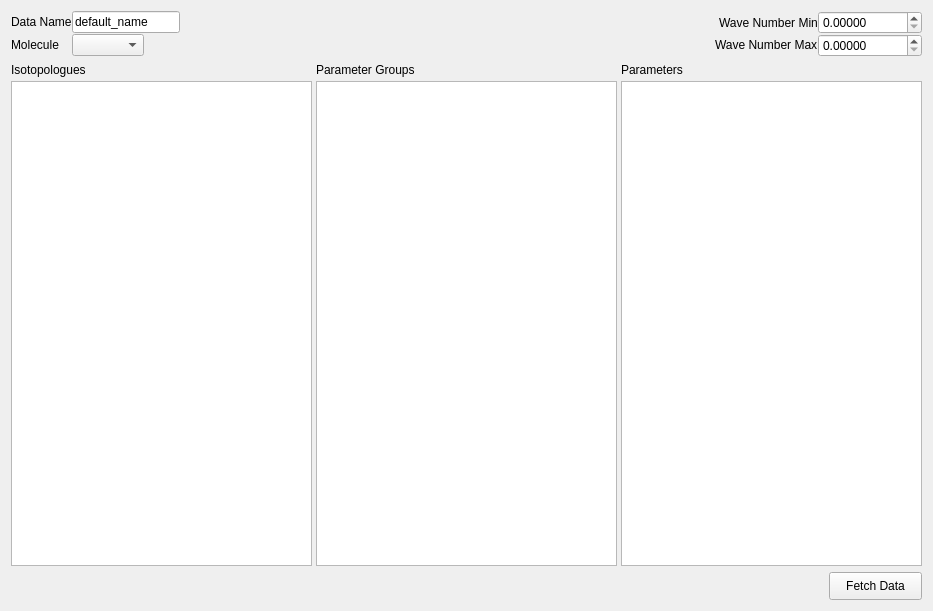
Qt form layouts/fetch_widget.ui (hitranonline/hapiest) before a commit.
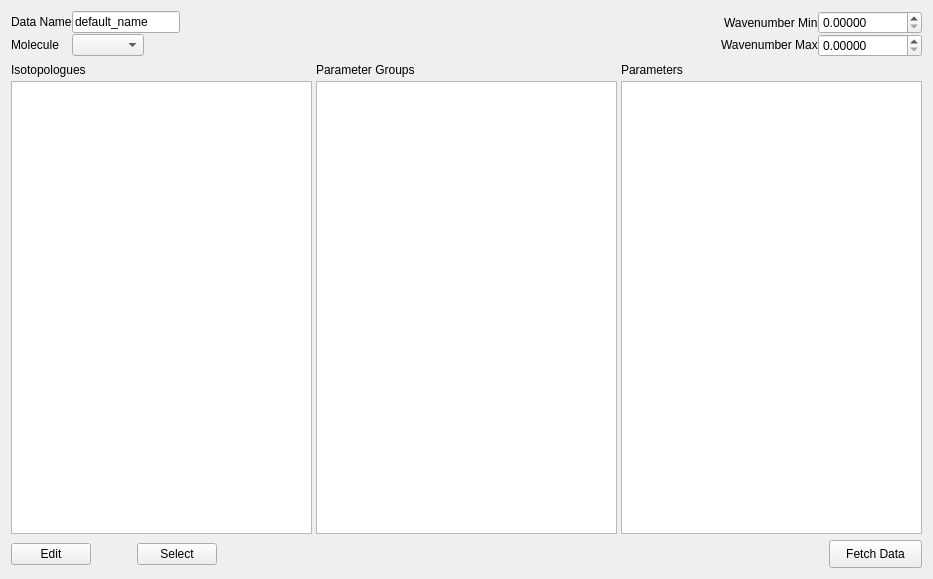
The same form after that commit.

```diff
--- a/layouts/fetch_widget.ui
+++ b/layouts/fetch_widget.ui
@@ -7,7 +7,7 @@
     <x>0</x>
     <y>0</y>
     <width>933</width>
-    <height>611</height>
+    <height>579</height>
    </rect>
   </property>
   <property name="windowTitle">
@@ -105,7 +105,7 @@
           </font>
          </property>
          <property name="text">
-          <string>Wave Number Min</string>
+          <string>Wavenumber Min</string>
          </property>
         </widget>
        </item>
@@ -221,7 +221,7 @@
           </font>
          </property>
          <property name="text">
-          <string>Wave Number Max</string>
+          <string>Wavenumber Max</string>
          </property>
         </widget>
        </item>
@@ -430,6 +430,36 @@
      <property name="sizeConstraint">
       <enum>QLayout::SetNoConstraint</enum>
      </property>
+     <item>
+      <widget class="QPushButton" name="edit_button">
+       <property name="text">
+        <string>Edit</string>
+       </property>
+      </widget>
+     </item>
+     <item>
+      <spacer name="horizontalSpacer_3">
+       <property name="orientation">
+        <enum>Qt::Horizontal</enum>
+       </property>
+       <property name="sizeType">
+        <enum>QSizePolicy::Fixed</enum>
+       </property>
+       <property name="sizeHint" stdset="0">
+        <size>
+         <width>40</width>
+         <height>20</height>
+        </size>
+       </property>
+      </spacer>
+     </item>
+     <item>
+      <widget class="QPushButton" name="select_button">
+       <property name="text">
+        <string>Select</string>
+       </property>
+      </widget>
+     </item>
      <item>
       <spacer name="horizontalSpacer_8">
        <property name="orientation">
```
